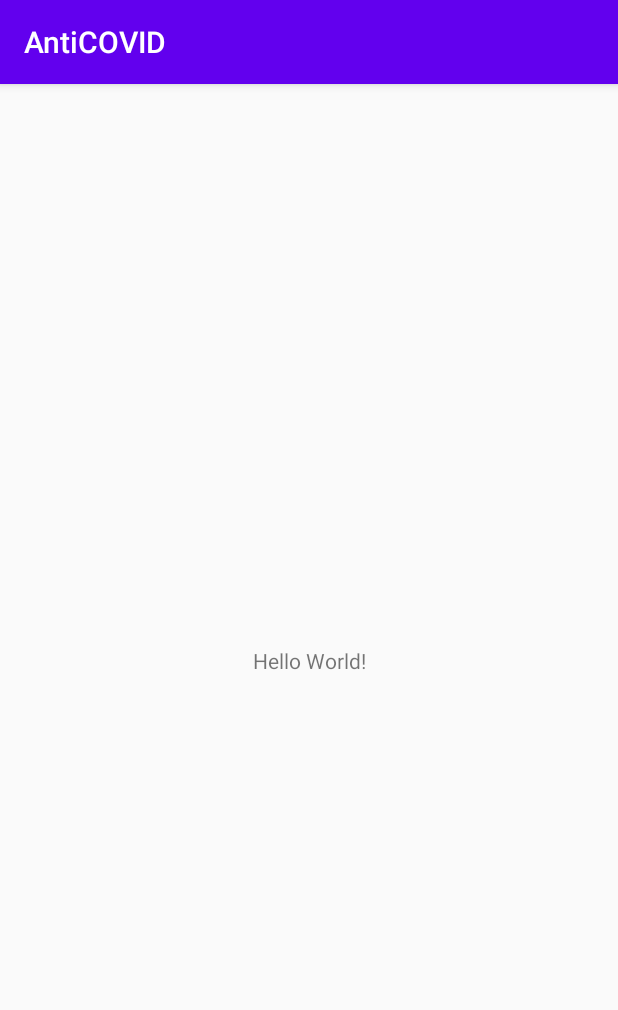
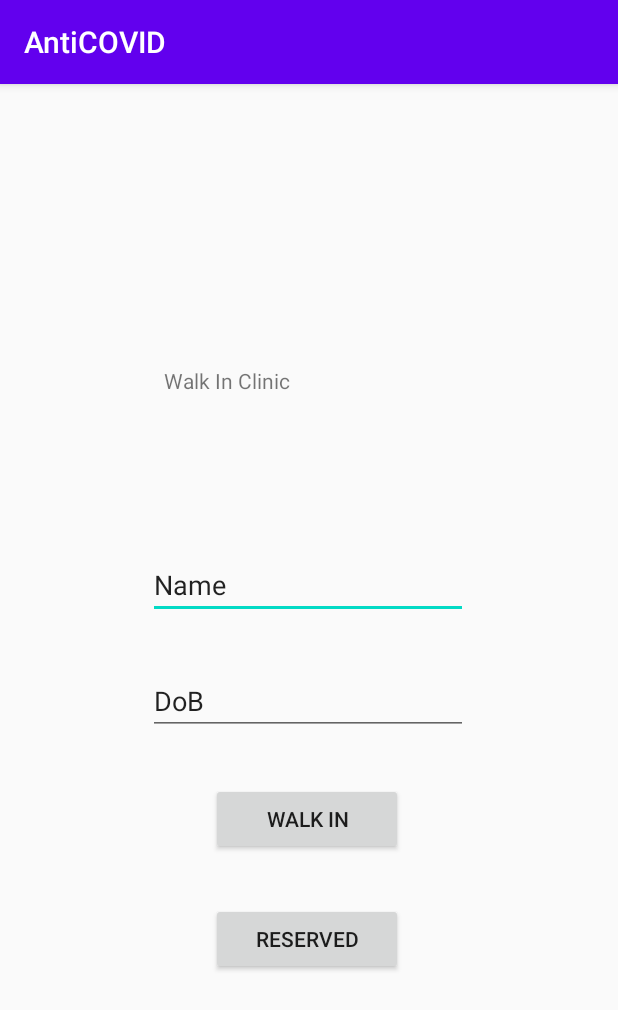
Before and after one commit to changer666666/Anti-COVID, an Android app: the screen it shows after launch (MainActivity), on a phone screen of 412 x 824 dp. Shown: the top 1010 px of the screen. Run offline under Robolectric (Android 15) with nearby library versions, the phone set to English and light mode, and no system bars.

Commit message:
rough draft

```diff
--- a/android/app/src/main/AndroidManifest.xml
+++ b/android/app/src/main/AndroidManifest.xml
@@ -9,7 +9,9 @@
         android:roundIcon="@mipmap/ic_launcher_round"
         android:supportsRtl="true"
         android:theme="@style/AppTheme">
-        <activity android:name=".MainActivity">
+        <activity android:name=".SecondActivity"/>
+        <activity android:name=".MainActivity"
+            android:configChanges="orientation|screenSize">
             <intent-filter>
                 <action android:name="android.intent.action.MAIN" />
 
--- a/android/app/src/main/res/layout/activity_main.xml
+++ b/android/app/src/main/res/layout/activity_main.xml
@@ -7,12 +7,64 @@
     tools:context=".MainActivity">
 
     <TextView
+        android:id="@+id/textView"
+        android:layout_width="192dp"
+        android:layout_height="45dp"
+        android:text="Walk In Clinic"
+        app:layout_constraintBottom_toBottomOf="parent"
+        app:layout_constraintEnd_toEndOf="parent"
+        app:layout_constraintHorizontal_bias="0.497"
+        app:layout_constraintStart_toStartOf="parent"
+        app:layout_constraintTop_toTopOf="parent"
+        app:layout_constraintVertical_bias="0.26" />
+
+    <EditText
+        android:id="@+id/editText"
         android:layout_width="wrap_content"
         android:layout_height="wrap_content"
-        android:text="Hello World!"
+        android:ems="10"
+        android:inputType="textPersonName"
+        android:text="Name"
         app:layout_constraintBottom_toBottomOf="parent"
-        app:layout_constraintLeft_toLeftOf="parent"
-        app:layout_constraintRight_toRightOf="parent"
-        app:layout_constraintTop_toTopOf="parent" />
+        app:layout_constraintEnd_toEndOf="@+id/textView"
+        app:layout_constraintHorizontal_bias="0.523"
+        app:layout_constraintStart_toStartOf="@+id/textView"
+        app:layout_constraintTop_toTopOf="parent"
+        app:layout_constraintVertical_bias="0.431" />
 
+    <EditText
+        android:id="@+id/editText2"
+        android:layout_width="wrap_content"
+        android:layout_height="wrap_content"
+        android:layout_marginTop="32dp"
+        android:ems="10"
+        android:inputType="textPersonName"
+        android:text="DoB"
+        app:layout_constraintEnd_toEndOf="@+id/editText"
+        app:layout_constraintHorizontal_bias="0.0"
+        app:layout_constraintStart_toStartOf="@+id/editText"
+        app:layout_constraintTop_toBottomOf="@+id/editText" />
+
+    <Button
+        android:id="@+id/button"
+        android:layout_width="128dp"
+        android:layout_height="48dp"
+        android:layout_marginTop="32dp"
+        android:onClick="send_second"
+        android:text="Walk In"
+        app:layout_constraintEnd_toEndOf="@+id/editText2"
+        app:layout_constraintHorizontal_bias="0.496"
+        app:layout_constraintStart_toStartOf="@+id/editText2"
+        app:layout_constraintTop_toBottomOf="@+id/editText2" />
+
+    <Button
+        android:id="@+id/button2"
+        android:layout_width="128dp"
+        android:layout_height="48dp"
+        android:layout_marginTop="32dp"
+        android:text="Reserved"
+        app:layout_constraintEnd_toEndOf="@+id/button"
+        app:layout_constraintHorizontal_bias="0.0"
+        app:layout_constraintStart_toStartOf="@+id/button"
+        app:layout_constraintTop_toBottomOf="@+id/button" />
 </androidx.constraintlayout.widget.ConstraintLayout>
```
Also changed, not shown: android/app/src/main/java/com/example/anticovid/MainActivity.kt (+7 -0 lines), android/app/src/main/java/com/example/anticovid/SecondActivity.kt (added, +12 -0 lines), android/app/src/main/res/layout/second_activity.xml (added, +69 -0 lines), 1 other file.
